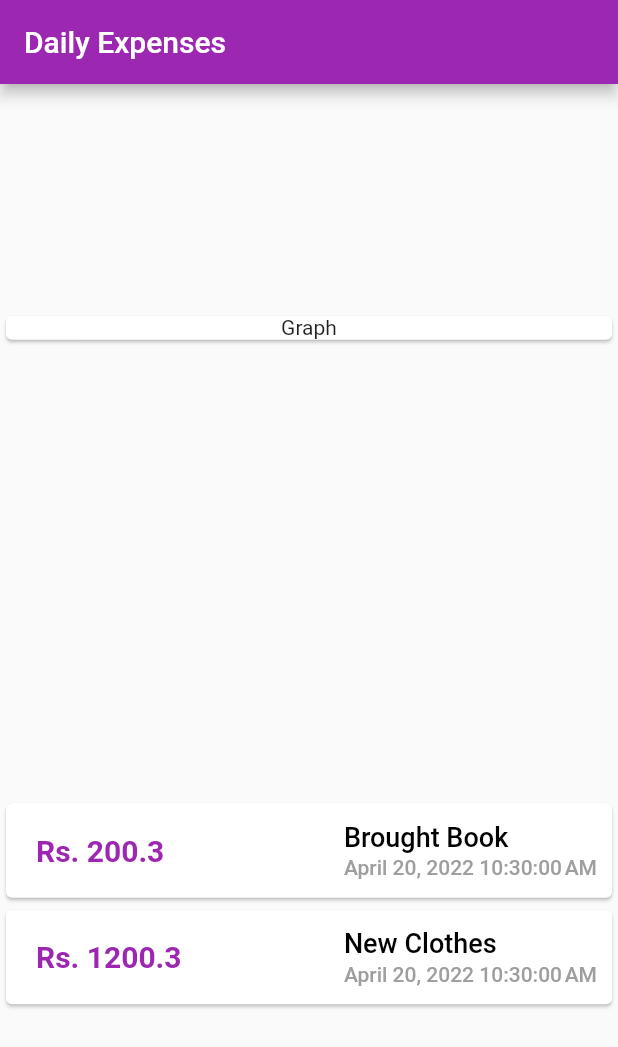
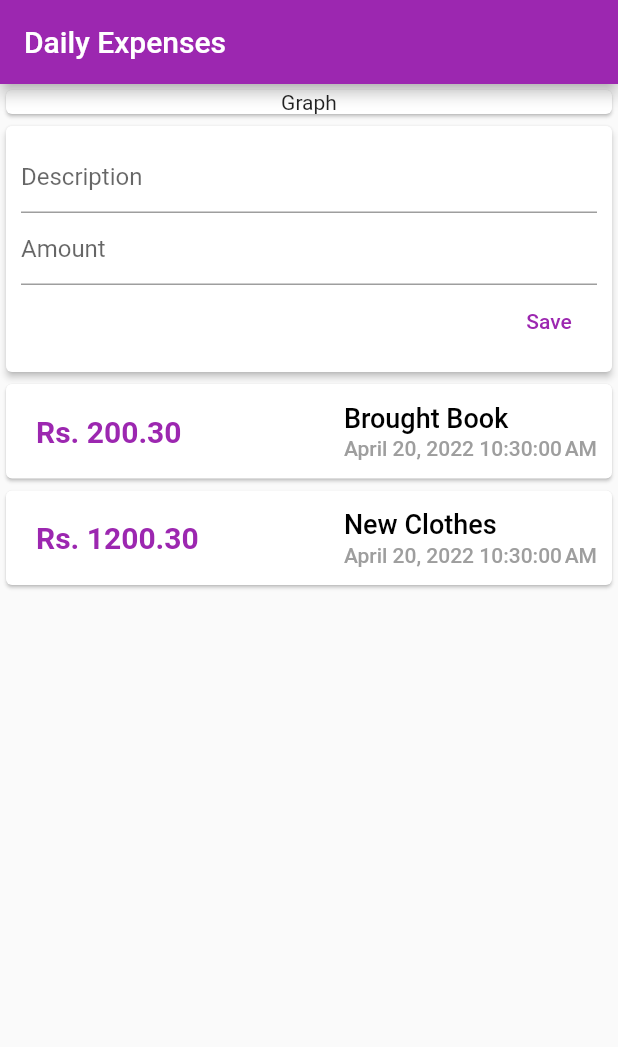
Before and after one commit to YuneshShrestha/personal_expenses_app, a Flutter app: the screen it shows after launch, on a phone screen of 412 x 824 dp. Shown: the top 1047 px of the screen. Run offline on Flutter 3.47's test engine with Material 2 defaults, Android fonts, the phone set to English and light mode, and no system bars.

Commit message:
input field created

```diff
--- a/lib/main.dart
+++ b/lib/main.dart
@@ -1,7 +1,6 @@
 import 'package:flutter/material.dart';
-import 'package:intl/intl.dart';
-import './transaction.dart';
-import './app_setting.dart';
+import '../widgets/user_transaction.dart';
+import 'model/app_setting.dart';
 // import 'package:intl/intl_browser.dart';
 
 void main() {
@@ -14,83 +13,32 @@ class MyApp extends StatelessWidget {
   @override
   Widget build(BuildContext context) {
     return MaterialApp(
-      home: Home(),
+      home: const Home(),
       debugShowCheckedModeBanner: false,
+      theme: ThemeData(primarySwatch: MySetting.primary),
     );
   }
 }
 
 class Home extends StatelessWidget {
-  List<Transaction> transaction = [
-    Transaction(
-        id: 1, title: 'Brought Book', expenses: 200.3, date: DateTime.now()),
-    Transaction(
-        id: 1, title: 'New Clothes', expenses: 1200.3, date: DateTime.now()),
-  ];
-  Home({Key? key}) : super(key: key);
+  const Home({Key? key}) : super(key: key);
 
   @override
   Widget build(BuildContext context) {
     return Scaffold(
+      resizeToAvoidBottomInset: false,
       appBar: AppBar(
         title: const Text("Daily Expenses"),
-        backgroundColor: MySetting.primary,
+        // backgroundColor: MySetting.primary,
       ),
-      body: Column(mainAxisAlignment: MainAxisAlignment.spaceAround, children: [
-        const SizedBox(
-          width: double.infinity,
-          child: Card(
-            child: Center(child: Text('Graph')),
-          ),
-        ),
-        Column(
-            mainAxisAlignment: MainAxisAlignment.center,
-            children: transaction.map((tx) {
-              return Card(
-                  child: Padding(
-                padding: const EdgeInsets.all(10.0),
-                child: Row(
-                  mainAxisAlignment: MainAxisAlignment.spaceBetween,
-                  children: [
-                    SizedBox(
-                      child: Padding(
-                        padding: const EdgeInsets.all(10.0),
-                        child: Text(
-                          'Rs. ${tx.expenses}',
-                          style: TextStyle(
-                              color: MySetting.primary,
-                              fontSize: 20.0,
-                              fontWeight: FontWeight.w700),
-                        ),
-                      ),
-                    ),
-                    Column(
-                      crossAxisAlignment: CrossAxisAlignment.start,
-                      mainAxisAlignment: MainAxisAlignment.center,
-                      children: [
-                        Text(
-                          tx.title,
-                          style: TextStyle(
-                              color: MySetting.primarytextColor,
-                              fontWeight: FontWeight.w500,
-                              fontSize: 18.0),
-                        ),
-                        const SizedBox(
-                          height: 2.0,
-                        ),
-                        Text(
-                          DateFormat().format(tx.date),
-                          style: TextStyle(
-                              color: MySetting.secondaryTextColor,
-                              fontWeight: FontWeight.w500),
-                        )
-                      ],
-                    ),
-                  ],
-                ),
-              ));
-            }).toList())
-      ]),
+      body: Column(
+          crossAxisAlignment: CrossAxisAlignment.stretch,
+          children: const [
+            Card(
+              child: Center(child: Text('Graph')),
+            ),
+            UserTransacion()
+          ]),
     );
   }
 }
--- a/lib/app_setting.dart
+++ b/lib/model/app_setting.dart
@@ -2,7 +2,7 @@
 import 'package:flutter/material.dart';
 
 class MySetting {
-  static Color primary = Colors.purple;
+  static MaterialColor primary = Colors.purple;
   static Color primarytextColor = Colors.black;
   static Color secondaryTextColor = Colors.grey;
 }
--- a/lib/transaction.dart
+++ b/lib/model/transaction.dart
@@ -1,5 +1,5 @@
 class Transaction {
-  late final int id;
+  late final String id;
   late final String title;
   late final double expenses;
   late final DateTime date;
--- /dev/null
+++ b/lib/widgets/new_transaction.dart
@@ -0,0 +1,46 @@
+import 'package:flutter/material.dart';
+
+class NewTransaction extends StatelessWidget {
+  final descriptionController = TextEditingController();
+  final amountController = TextEditingController();
+  final Function addTransaction;
+  void _callAddTransaction() {
+    String descriptionText = descriptionController.text;
+    double amountText = double.parse(amountController.text);
+    if (descriptionText.isEmpty || amountText <= 0) {
+      return;
+    }
+    addTransaction(descriptionText, amountText);
+    FocusManager.instance.primaryFocus?.unfocus();
+  }
+
+  NewTransaction(this.addTransaction, {Key? key}) : super(key: key);
+
+  @override
+  Widget build(BuildContext context) {
+    return Card(
+      elevation: 2.0,
+      child: Padding(
+        padding: const EdgeInsets.all(10.0),
+        child: Column(crossAxisAlignment: CrossAxisAlignment.end, children: [
+          TextField(
+            decoration: const InputDecoration(hintText: 'Description'),
+            controller: descriptionController,
+            // _ means we get an argument but don't care about it
+            onSubmitted: (_) => _callAddTransaction(),
+          ),
+          TextField(
+            decoration: const InputDecoration(hintText: 'Amount'),
+            onSubmitted: (_) => _callAddTransaction(),
+            keyboardType: TextInputType.number,
+            controller: amountController,
+          ),
+          TextButton(
+            onPressed: _callAddTransaction,
+            child: const Text('Save'),
+          ),
+        ]),
+      ),
+    );
+  }
+}
--- /dev/null
+++ b/lib/widgets/transaction_list.dart
@@ -0,0 +1,64 @@
+import 'package:flutter/material.dart';
+import 'package:intl/intl.dart';
+import 'package:personal_expenses/model/app_setting.dart';
+import '../model/transaction.dart';
+
+class TransactionList extends StatelessWidget {
+  final List<Transaction> transactionList;
+  const TransactionList(this.transactionList, {Key? key}) : super(key: key);
+
+  @override
+  Widget build(BuildContext context) {
+    return SizedBox(
+      height: 460.0,
+      child: ListView.builder(
+        itemCount: transactionList.length,
+        itemBuilder: (cxt, index) {
+          return Card(
+              child: Padding(
+            padding: const EdgeInsets.all(10.0),
+            child: Row(
+              mainAxisAlignment: MainAxisAlignment.spaceBetween,
+              children: [
+                SizedBox(
+                  child: Padding(
+                    padding: const EdgeInsets.all(10.0),
+                    child: Text(
+                      'Rs. ${transactionList[index].expenses.toStringAsFixed(2)}',
+                      style: TextStyle(
+                          color: MySetting.primary,
+                          fontSize: 20.0,
+                          fontWeight: FontWeight.w700),
+                    ),
+                  ),
+                ),
+                Column(
+                  crossAxisAlignment: CrossAxisAlignment.start,
+                  mainAxisAlignment: MainAxisAlignment.center,
+                  children: [
+                    Text(
+                      transactionList[index].title,
+                      style: TextStyle(
+                          color: MySetting.primarytextColor,
+                          fontWeight: FontWeight.w500,
+                          fontSize: 18.0),
+                    ),
+                    const SizedBox(
+                      height: 2.0,
+                    ),
+                    Text(
+                      DateFormat().format(transactionList[index].date),
+                      style: TextStyle(
+                          color: MySetting.secondaryTextColor,
+                          fontWeight: FontWeight.w500),
+                    )
+                  ],
+                ),
+              ],
+            ),
+          ));
+        },
+      ),
+    );
+  }
+}
--- /dev/null
+++ b/lib/widgets/user_transaction.dart
@@ -0,0 +1,42 @@
+import 'package:flutter/material.dart';
+import 'package:personal_expenses/widgets/new_transaction.dart';
+import 'package:personal_expenses/widgets/transaction_list.dart';
+import '../model/transaction.dart';
+
+class UserTransacion extends StatefulWidget {
+  const UserTransacion({Key? key}) : super(key: key);
+
+  @override
+  State<UserTransacion> createState() => _UserTransacionState();
+}
+
+class _UserTransacionState extends State<UserTransacion> {
+  final List<Transaction> _transactionList = [
+    Transaction(
+        id: '1', title: 'Brought Book', expenses: 200.3, date: DateTime.now()),
+    Transaction(
+        id: '2', title: 'New Clothes', expenses: 1200.3, date: DateTime.now()),
+  ];
+  void _addTransaction(String title, double expenses) {
+    var newTransaction = Transaction(
+        id: DateTime.now().toString(),
+        title: title,
+        expenses: expenses,
+        date: DateTime.now());
+    setState(() {
+      _transactionList.add(newTransaction);
+    });
+  }
+
+  @override
+  Widget build(BuildContext context) {
+    return Column(
+      children: [
+        NewTransaction((String title, double expenses) {
+          return _addTransaction(title, expenses);
+        }),
+        TransactionList(_transactionList)
+      ],
+    );
+  }
+}
```
